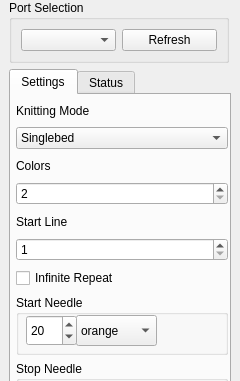
Above: src/main/python/ayab/plugins/ayab_plugin/ayab_options.ui from AllYarnsAreBeautiful/ayab-desktop before the change; both pictures show x 0 to 240 and y 0 to 381 of the 240 by 581 pixel window. Below: the same form after it.
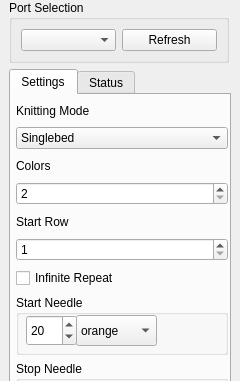
That is the form after the change.

Commit message: [#225] Renaming "Line" to "Row" in UI

Diff of the .ui file:
```diff
--- a/src/main/python/ayab/plugins/ayab_plugin/ayab_options.ui
+++ b/src/main/python/ayab/plugins/ayab_plugin/ayab_options.ui
@@ -214,7 +214,7 @@
          <item>
           <widget class="QLabel" name="label_5">
            <property name="text">
-            <string>Start Line</string>
+            <string>Start Row</string>
            </property>
           </widget>
          </item>
```
Left out of the diff: 2 changed lines with no effect on the pictures. The commit also changes 5 other files.
